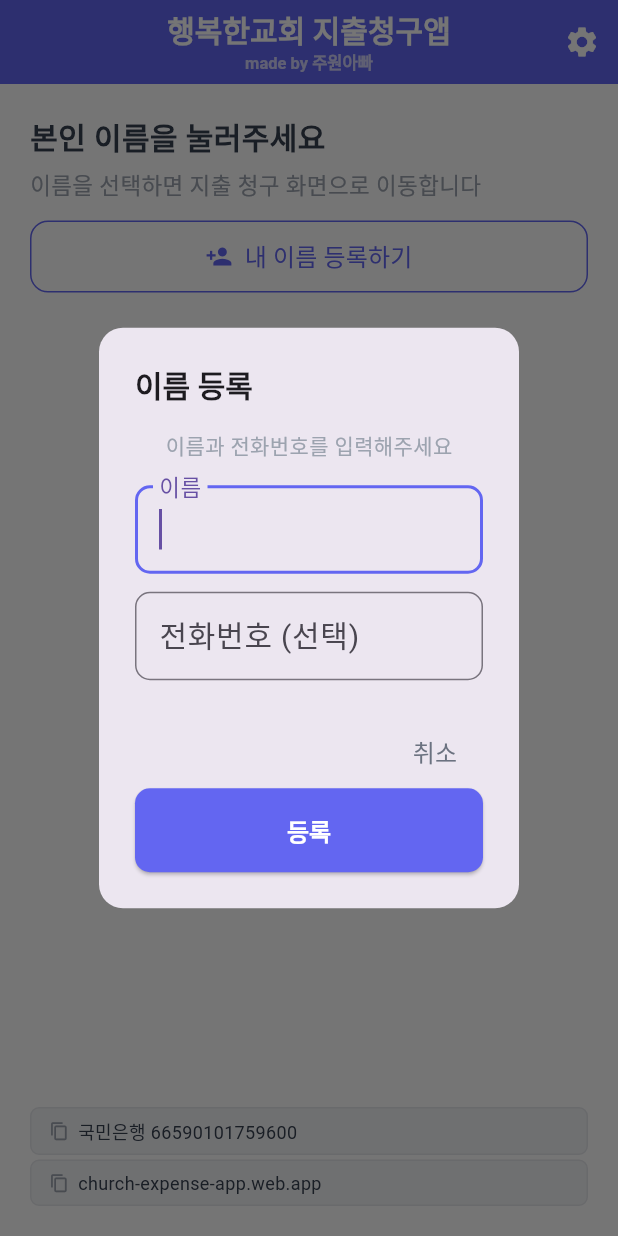
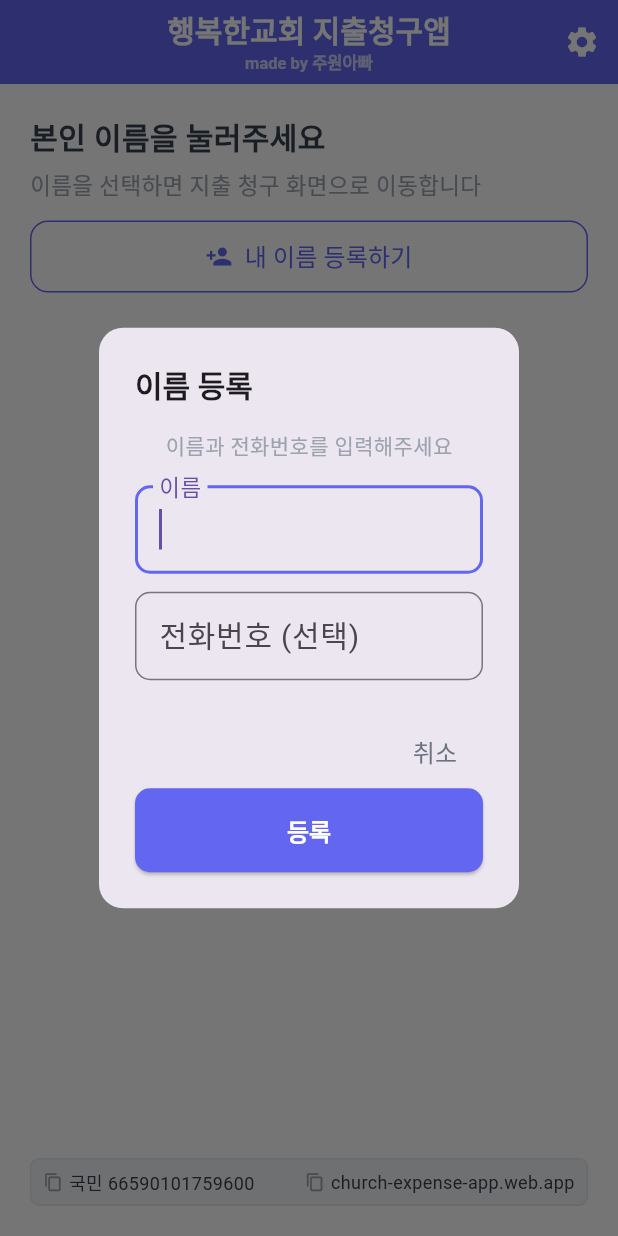
Before and after one commit to bchappychurch-coder/church-expense-app, a Flutter app: the screen it shows after launch, after a tap on "내 이름 등록하기", on a phone screen of 412 x 824 dp. Run offline on Flutter 3.47's test engine with Material 3 defaults, Android fonts, the phone set to English and light mode, and no system bars; our stand-ins replace cached_network_image, cloud_firestore, firebase_core, firebase_messaging, firebase_storage, image_picker and 1 more; missing offline and left inert: dart:html; accounts and stored records are empty; Roboto replaces fonts that are missing (NotoSansKR).

Commit message:
복사 바 한 줄로 합치고 국민은행→국민으로 축약

```diff
--- a/lib/screens/home_screen.dart
+++ b/lib/screens/home_screen.dart
@@ -721,45 +721,40 @@ class _HomeScreenState extends State<HomeScreen> {
                     ),
                   ),
                   const SizedBox(height: 6),
-                  GestureDetector(
-                    onTap: () => _copyToClipboard('66590101759600', '계좌번호가 복사되었습니다'),
-                    child: Container(
+                  Container(
                     width: double.infinity,
-                      padding: const EdgeInsets.symmetric(vertical: 6, horizontal: 12),
+                    padding: const EdgeInsets.symmetric(vertical: 6, horizontal: 8),
                     decoration: BoxDecoration(
                       color: const Color(0xFFF3F4F6),
                       borderRadius: BorderRadius.circular(6),
                       border: Border.all(color: const Color(0xFFE5E7EB)),
                     ),
+                    child: Row(
+                      children: [
+                        GestureDetector(
+                          onTap: () => _copyToClipboard('66590101759600', '계좌번호가 복사되었습니다'),
                           child: const Row(
                             children: [
                               Icon(Icons.copy, size: 13, color: Color(0xFF9CA3AF)),
-                          SizedBox(width: 6),
-                          Text('국민은행 66590101759600',
+                              SizedBox(width: 4),
+                              Text('국민 66590101759600',
                                   style: TextStyle(fontSize: 12, color: Color(0xFF374151))),
                             ],
                           ),
                         ),
-                  ),
-                  const SizedBox(height: 3),
+                        const Spacer(),
                         GestureDetector(
                           onTap: () => _copyToClipboard('https://church-expense-app.web.app', '앱 주소가 복사되었습니다'),
-                    child: Container(
-                      width: double.infinity,
-                      padding: const EdgeInsets.symmetric(vertical: 6, horizontal: 12),
-                      decoration: BoxDecoration(
-                        color: const Color(0xFFF3F4F6),
-                        borderRadius: BorderRadius.circular(6),
-                        border: Border.all(color: const Color(0xFFE5E7EB)),
-                      ),
                           child: const Row(
                             children: [
                               Icon(Icons.copy, size: 13, color: Color(0xFF9CA3AF)),
-                          SizedBox(width: 6),
+                              SizedBox(width: 4),
                               Text('church-expense-app.web.app',
                                   style: TextStyle(fontSize: 12, color: Color(0xFF374151))),
                             ],
                           ),
+                        ),
+                      ],
                     ),
                   ),
                 ],
```
Lines whose indentation alone changed are shown as unchanged.
